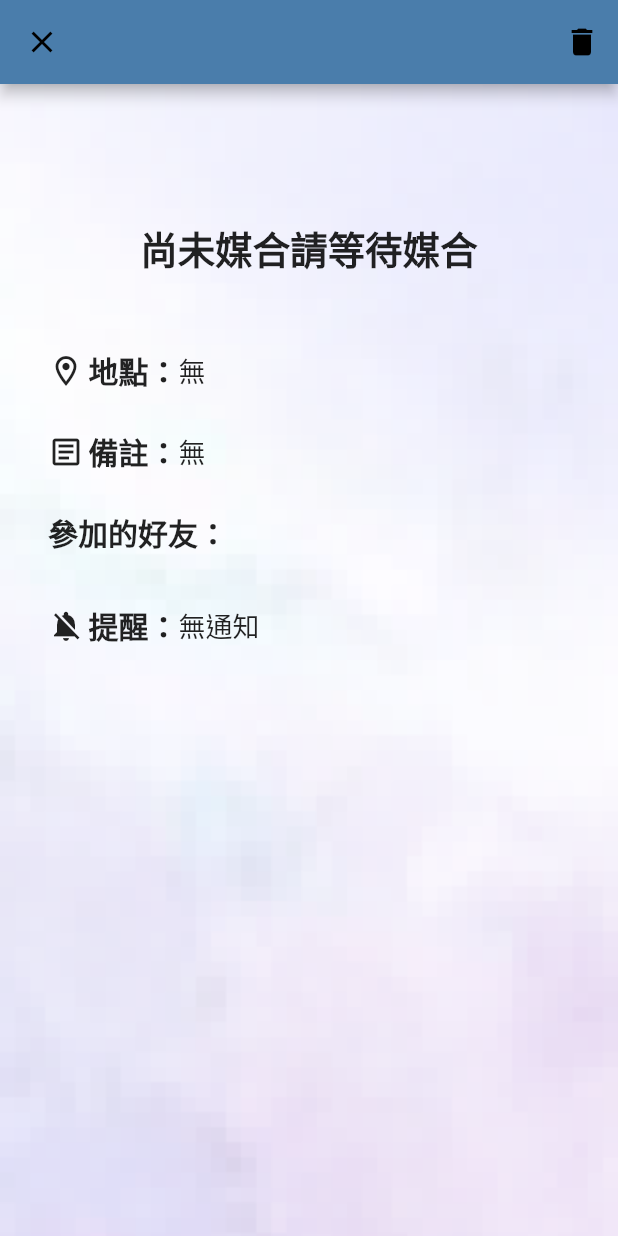
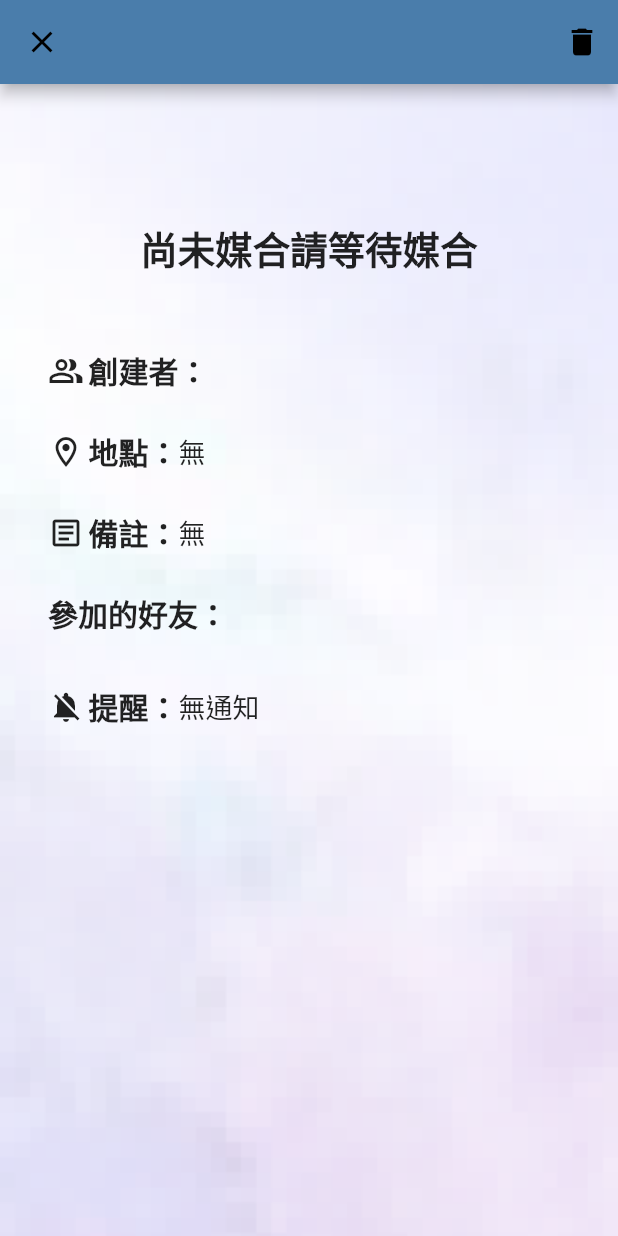
Before and after one commit to wally0302/finalflutterproject, a Flutter app: the EventViewingPage screen opened directly with empty values, on a phone screen of 412 x 824 dp. Run offline on Flutter 3.47's test engine with Material 2 defaults, Android fonts, the light colour scheme and no system bars; our stand-ins replace firebase_auth, firebase_core, flutter_colorpicker, flutter_local_notifications, get, go_router and 4 more; missing offline and left inert: cron, firebase_ui_auth, googleapis, syncfusion_flutter_core; accounts and stored records are empty.

Commit message:
新增創建人&年月份區分v1

```diff
--- a/lib/page/chat/chat_page.dart
+++ b/lib/page/chat/chat_page.dart
@@ -51,6 +51,7 @@ class _ChatPageState extends State<ChatPage> {
   @override
   void initState() {
     super.initState();
+    print(widget.event.eID);
     SocketService.setChatRoomId(
         widget.event.eID.toString()); // 使用 event 的 eid 作為聊天室ID
   }
--- a/lib/page/event/event_viewing_page.dart
+++ b/lib/page/event/event_viewing_page.dart
@@ -82,6 +82,10 @@ class EventViewingPage extends StatelessWidget {
               const SizedBox(
                 height: 24,
               ),
+              buildHome(event), //創建者
+              const SizedBox(
+                height: 24,
+              ),
               buildLocation(event), //地点
               const SizedBox(
                 height: 24,
@@ -152,6 +156,10 @@ class EventViewingPage extends StatelessWidget {
                 height: 24,
               ),
               SizedBox(
+                height: 24,
+              ),
+              buildHome(event), //創建者
+              const SizedBox(
                 height: 24,
               ),
               buildLocation(event), //地点
@@ -225,6 +233,10 @@ class EventViewingPage extends StatelessWidget {
                 height: 24,
               ),
               SizedBox(
+                height: 24,
+              ),
+              buildHome(event), //創建者
+              const SizedBox(
                 height: 24,
               ),
               buildLocation(event), //地点
@@ -417,6 +429,27 @@ class EventViewingPage extends StatelessWidget {
     );
   }
 
+  // 地點
+  Widget buildHome(Event event) {
+    return Row(
+      children: [
+        Icon(Icons.people_alt_outlined),
+        const SizedBox(
+          width: 3,
+        ),
+        Text(
+          '創建者：',
+          style: TextStyle(fontSize: 20, fontWeight: FontWeight.bold),
+        ),
+        Expanded(
+            // 使用 Expanded 包裹文本
+            child: Text(event.userMall!,
+                overflow: TextOverflow.ellipsis, // 添加溢出處理
+                style: TextStyle(fontSize: 18)))
+      ],
+    );
+  }
+
 //備註
   Widget buildRemark(Event event) {
     return Row(
```
Also changed, not shown: lib/main.dart (+8 -0 lines), lib/page/event/event_page.dart (+6 -2 lines), lib/page/vote/vote_page.dart (+18 -2 lines), lib/page/vote/vote_result.dart (+41 -5 lines), lib/page/vote/vote_single.dart (+25 -6 lines), lib/services/StreamSocket.dart (+13 -0 lines), lib/services/http.dart (+17 -0 lines), lib/services/socket_service.dart (+21 -11 lines), 4 other files.
